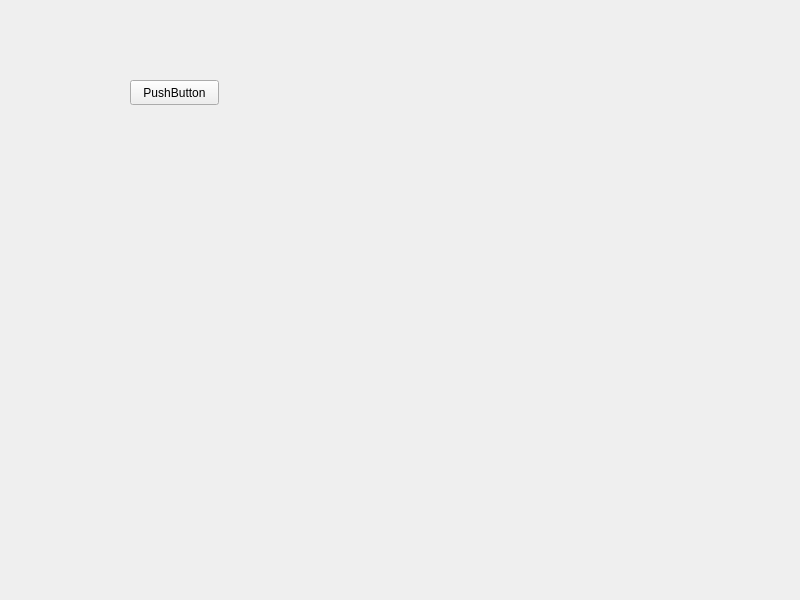
Before: the Qt Designer form widget.ui in gardeniamoon123/shixun, drawn with Qt 5.
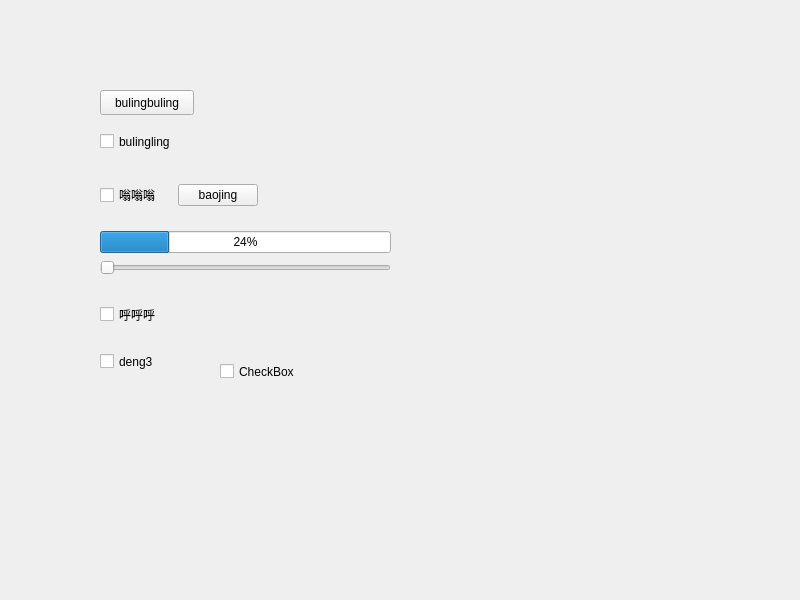
After: the same form once the commit is applied.

Diff of the .ui file:
```diff
--- a/widget.ui
+++ b/widget.ui
@@ -16,16 +16,120 @@
   <widget class="QPushButton" name="pushButton">
    <property name="geometry">
     <rect>
-     <x>130</x>
-     <y>80</y>
-     <width>89</width>
+     <x>100</x>
+     <y>90</y>
+     <width>94</width>
      <height>25</height>
     </rect>
    </property>
    <property name="text">
-    <string>PushButton</string>
+    <string>bulingbuling</string>
    </property>
   </widget>
+  <widget class="QCheckBox" name="checkBox">
+   <property name="geometry">
+    <rect>
+     <x>100</x>
+     <y>130</y>
+     <width>93</width>
+     <height>23</height>
+    </rect>
+   </property>
+   <property name="text">
+    <string>bulingling</string>
+   </property>
+  </widget>
+  <widget class="QCheckBox" name="checkBox_3">
+   <property name="geometry">
+    <rect>
+     <x>100</x>
+     <y>300</y>
+     <width>70</width>
+     <height>29</height>
+    </rect>
+   </property>
+   <property name="text">
+    <string>呼呼呼</string>
+   </property>
+  </widget>
+  <widget class="QCheckBox" name="checkBox_4">
+   <property name="geometry">
+    <rect>
+     <x>100</x>
+     <y>350</y>
+     <width>92</width>
+     <height>23</height>
+    </rect>
+   </property>
+   <property name="text">
+    <string>deng3</string>
+   </property>
+  </widget>
+  <widget class="QCheckBox" name="checkBox_5">
+   <property name="geometry">
+    <rect>
+     <x>220</x>
+     <y>360</y>
+     <width>92</width>
+     <height>23</height>
+    </rect>
+   </property>
+   <property name="text">
+    <string>CheckBox</string>
+   </property>
+  </widget>
+  <widget class="QWidget" name="">
+   <property name="geometry">
+    <rect>
+     <x>100</x>
+     <y>230</y>
+     <width>291</width>
+     <height>48</height>
+    </rect>
+   </property>
+   <layout class="QVBoxLayout" name="verticalLayout_2">
+    <item>
+     <widget class="QProgressBar" name="progressBar">
+      <property name="value">
+       <number>24</number>
+      </property>
+     </widget>
+    </item>
+    <item>
+     <widget class="QSlider" name="horizontalSlider">
+      <property name="orientation">
+       <enum>Qt::Horizontal</enum>
+      </property>
+     </widget>
+    </item>
+   </layout>
+  </widget>
+  <widget class="QWidget" name="">
+   <property name="geometry">
+    <rect>
+     <x>100</x>
+     <y>180</y>
+     <width>158</width>
+     <height>31</height>
+    </rect>
+   </property>
+   <layout class="QHBoxLayout" name="horizontalLayout">
+    <item>
+     <widget class="QCheckBox" name="checkBox_2">
+      <property name="text">
+       <string>嗡嗡嗡</string>
+      </property>
+     </widget>
+    </item>
+    <item>
+     <widget class="QPushButton" name="pushButton_2">
+      <property name="text">
+       <string>baojing</string>
+      </property>
+     </widget>
+    </item>
+   </layout>
+  </widget>
  </widget>
  <resources/>
  <connections/>
```
